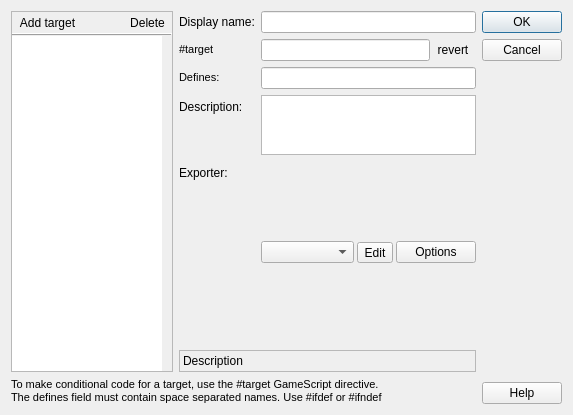
First picture: the form in baseide/buildtargets.ui, repository spytheman/piGameCreator, before the edit.
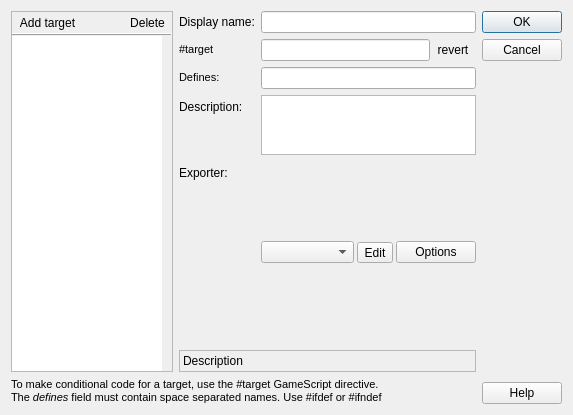
Second picture: the form after the edit. Icons and pictures are not drawn.

What changed in the file:
```diff
--- a/baseide/buildtargets.ui
+++ b/baseide/buildtargets.ui
@@ -443,7 +443,7 @@
 p, li { white-space: pre-wrap; }
 &lt;/style&gt;&lt;/head&gt;&lt;body style=&quot; font-family:'MS Shell Dlg 2'; font-size:8.25pt; font-weight:400; font-style:normal;&quot;&gt;
 &lt;p style=&quot; margin-top:0px; margin-bottom:0px; margin-left:0px; margin-right:0px; -qt-block-indent:0; text-indent:0px;&quot;&gt;&lt;span style=&quot; font-size:8pt;&quot;&gt;To make conditional code for a target, use the &lt;/span&gt;&lt;span style=&quot; font-family:'Courier New,courier'; font-size:8pt;&quot;&gt;#target&lt;/span&gt;&lt;span style=&quot; font-size:8pt;&quot;&gt; GameScript directive.&lt;/span&gt;&lt;/p&gt;
-&lt;p style=&quot; margin-top:0px; margin-bottom:0px; margin-left:0px; margin-right:0px; -qt-block-indent:0; text-indent:0px;&quot;&gt;&lt;span style=&quot; font-size:8pt;&quot;&gt;The defines field must contain space separated names. Use &lt;/span&gt;&lt;span style=&quot; font-family:'Courier New,courier'; font-size:8pt;&quot;&gt;#ifdef&lt;/span&gt;&lt;span style=&quot; font-size:8pt;&quot;&gt; or &lt;/span&gt;&lt;span style=&quot; font-family:'Courier New,courier'; font-size:8pt;&quot;&gt;#ifndef&lt;/span&gt;&lt;/p&gt;&lt;/body&gt;&lt;/html&gt;</string>
+&lt;p style=&quot; margin-top:0px; margin-bottom:0px; margin-left:0px; margin-right:0px; -qt-block-indent:0; text-indent:0px;&quot;&gt;&lt;span style=&quot; font-size:8pt;&quot;&gt;The &lt;/span&gt;&lt;span style=&quot; font-size:8pt; font-style:italic;&quot;&gt;defines&lt;/span&gt;&lt;span style=&quot; font-size:8pt;&quot;&gt; field must contain space separated names. Use &lt;/span&gt;&lt;span style=&quot; font-family:'Courier New,courier'; font-size:8pt;&quot;&gt;#ifdef&lt;/span&gt;&lt;span style=&quot; font-size:8pt;&quot;&gt; or &lt;/span&gt;&lt;span style=&quot; font-family:'Courier New,courier'; font-size:8pt;&quot;&gt;#ifndef&lt;/span&gt;&lt;/p&gt;&lt;/body&gt;&lt;/html&gt;</string>
      </property>
      <property name="wordWrap">
       <bool>true</bool>
```
